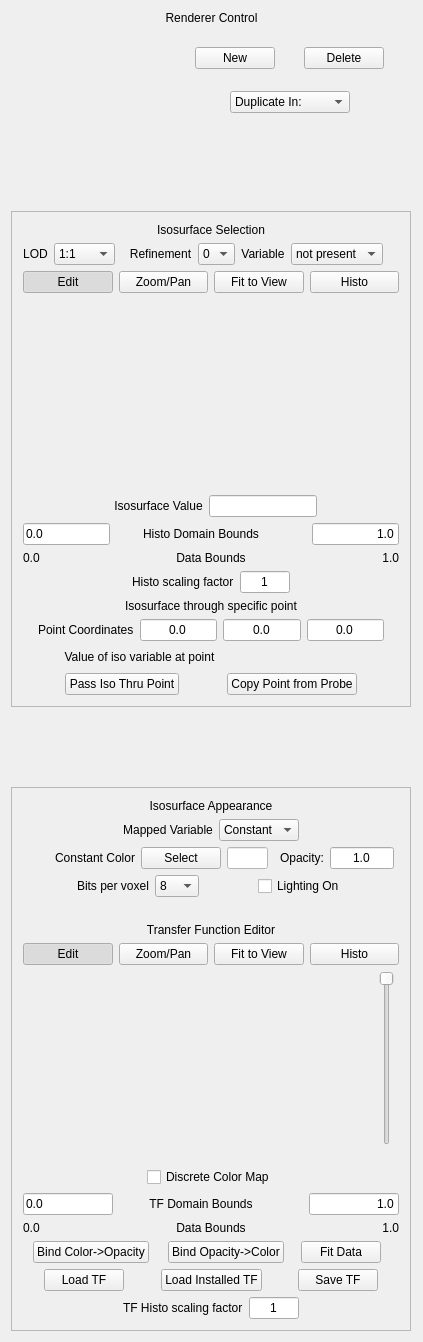
Above: apps/vaporgui/guis/ui/isotab.ui from yyr/vapor before the change. Below: the same form after it.
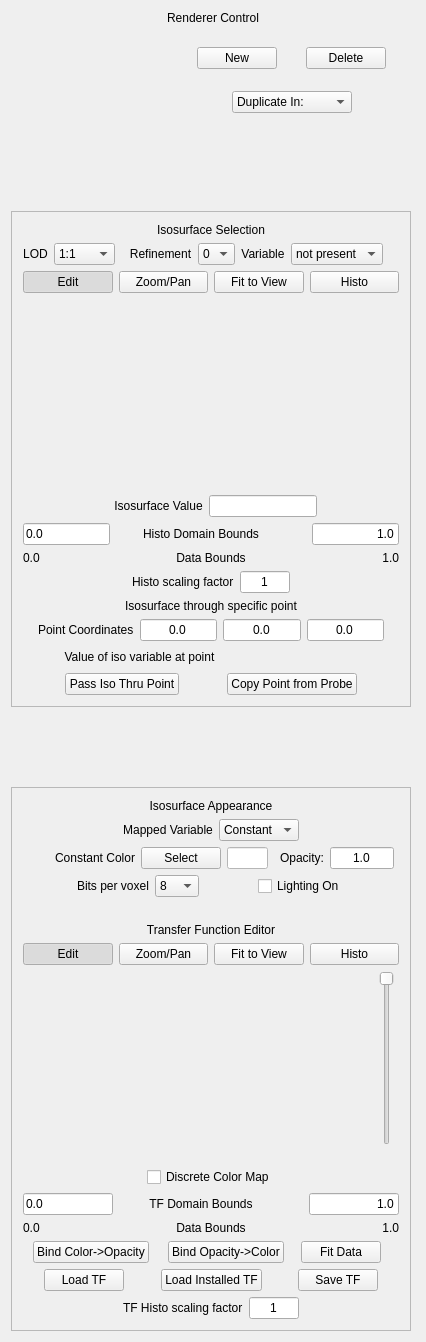
That is the form after the change. Custom widgets are drawn as their Qt base class.

What changed in the file:
```diff
--- a/apps/vaporgui/guis/ui/isotab.ui
+++ b/apps/vaporgui/guis/ui/isotab.ui
@@ -6,7 +6,7 @@
    <rect>
     <x>0</x>
     <y>0</y>
-    <width>423</width>
+    <width>426</width>
     <height>1342</height>
    </rect>
   </property>
```
Left out of the diff: 9 changed lines with no effect on the pictures.
